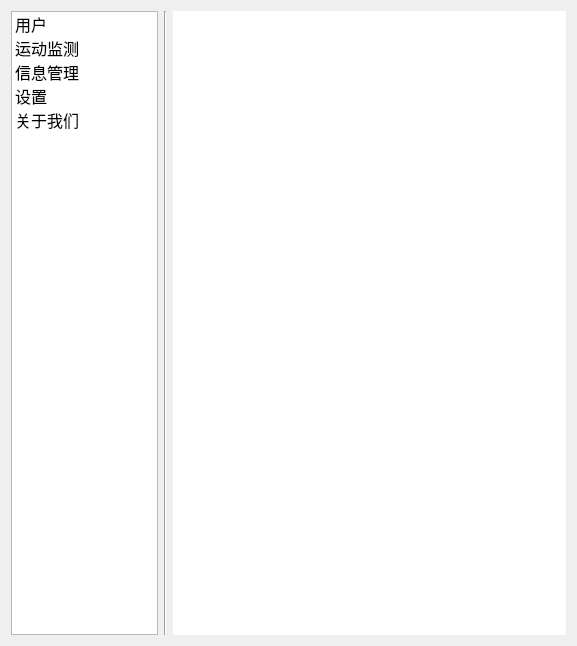
First picture: the form in Goat/helpdialog.ui, repository po-ppy/NewGoat, before the edit.
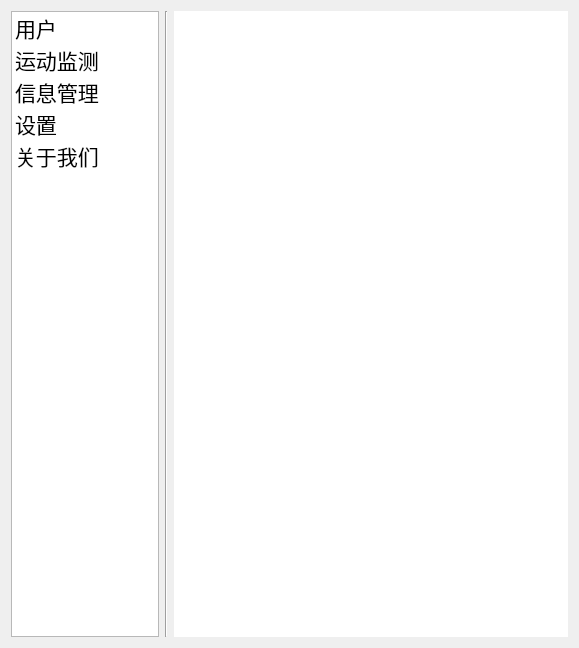
Second picture: the form after the edit. Icons and pictures are not drawn.

What changed in the file:
```diff
--- a/Goat/helpdialog.ui
+++ b/Goat/helpdialog.ui
@@ -6,8 +6,8 @@
    <rect>
     <x>0</x>
     <y>0</y>
-    <width>577</width>
-    <height>646</height>
+    <width>579</width>
+    <height>648</height>
    </rect>
   </property>
   <property name="windowTitle">
@@ -20,7 +20,8 @@
       <widget class="QListWidget" name="listWidget">
        <property name="font">
         <font>
-         <pointsize>12</pointsize>
+         <family>黑体</family>
+         <pointsize>16</pointsize>
         </font>
        </property>
        <item>
@@ -81,7 +82,8 @@
       <widget class="QTextEdit" name="textEdit">
        <property name="font">
         <font>
-         <pointsize>16</pointsize>
+         <family>微软雅黑</family>
+         <pointsize>14</pointsize>
         </font>
        </property>
        <property name="autoFillBackground">
@@ -94,7 +96,7 @@
         <string>&lt;!DOCTYPE HTML PUBLIC &quot;-//W3C//DTD HTML 4.0//EN&quot; &quot;http://www.w3.org/TR/REC-html40/strict.dtd&quot;&gt;
 &lt;html&gt;&lt;head&gt;&lt;meta name=&quot;qrichtext&quot; content=&quot;1&quot; /&gt;&lt;style type=&quot;text/css&quot;&gt;
 p, li { white-space: pre-wrap; }
-&lt;/style&gt;&lt;/head&gt;&lt;body style=&quot; font-family:'SimSun'; font-size:16pt; font-weight:400; font-style:normal;&quot;&gt;
+&lt;/style&gt;&lt;/head&gt;&lt;body style=&quot; font-family:'微软雅黑'; font-size:14pt; font-weight:400; font-style:normal;&quot;&gt;
 &lt;p style=&quot;-qt-paragraph-type:empty; margin-top:0px; margin-bottom:0px; margin-left:0px; margin-right:0px; -qt-block-indent:0; text-indent:0px; font-family:'Sans Serif'; font-size:9pt;&quot;&gt;&lt;br /&gt;&lt;/p&gt;&lt;/body&gt;&lt;/html&gt;</string>
        </property>
       </widget>
```
